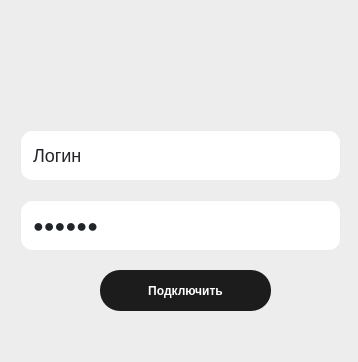
The window that desing_minimal.ui (sor88/rdpoverssh) describes before a commit, drawn with Qt 5.
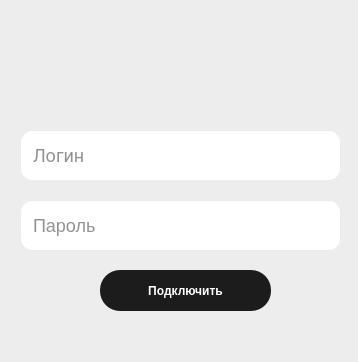
The same window after the commit. Icons and pictures are not drawn.

Commit message: установка placeholder

Patch:
```diff
--- a/desing_minimal.ui
+++ b/desing_minimal.ui
@@ -99,11 +99,14 @@
      </rect>
     </property>
     <property name="text">
-     <string>пароль</string>
+     <string/>
     </property>
     <property name="echoMode">
      <enum>QLineEdit::Password</enum>
     </property>
+    <property name="placeholderText">
+     <string>Пароль</string>
+    </property>
    </widget>
    <widget class="QLineEdit" name="lineEdit">
     <property name="geometry">
@@ -114,7 +117,23 @@
       <height>51</height>
      </rect>
     </property>
+    <property name="font">
+     <font>
+      <family>apple-system,BlinkMacSystemFont,Segoe UI,Roboto,Helvetica Neue,Arial,sans-serif</family>
+      <pointsize>-1</pointsize>
+      <weight>50</weight>
+      <bold>false</bold>
+      <underline>false</underline>
+     </font>
+    </property>
+    <property name="styleSheet">
+     <string notr="true">
+</string>
+    </property>
     <property name="text">
+     <string/>
+    </property>
+    <property name="placeholderText">
      <string>Логин</string>
     </property>
    </widget>
@@ -124,7 +143,7 @@
       <x>140</x>
       <y>20</y>
       <width>71</width>
-      <height>81</height>
+      <height>91</height>
      </rect>
     </property>
     <property name="text">
```
Left out of the diff: 4 changed lines with no effect on the pictures.
